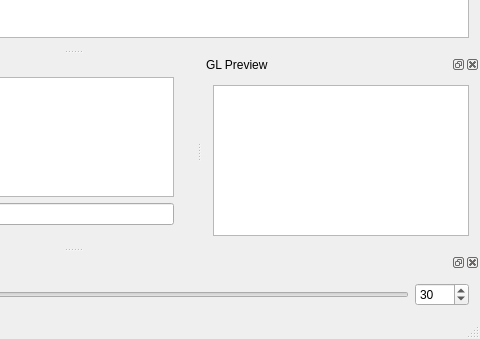
pgregory/giselle, file app/mainwindow.ui: the form before one commit; both pictures show x 335 to 815 and y 258 to 597 of the 815 by 597 pixel window.
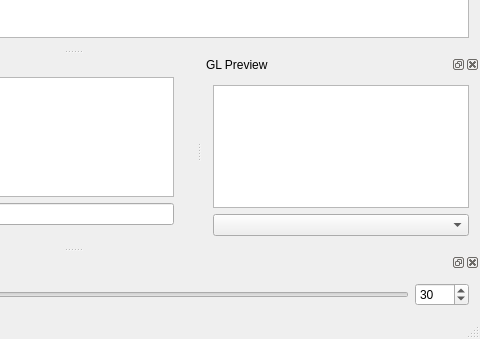
The form after the commit. Custom widgets are drawn as their Qt base class.

Diff of the .ui file:
```diff
--- a/app/mainwindow.ui
+++ b/app/mainwindow.ui
@@ -179,7 +179,7 @@
     <number>2</number>
    </attribute>
    <widget class="QWidget" name="dockWidgetContents_2">
-    <layout class="QHBoxLayout" name="horizontalLayout_3">
+    <layout class="QVBoxLayout" name="verticalLayout_3">
      <item>
       <widget class="OpenGLWidget" name="graphicsView">
        <property name="sizePolicy">
@@ -202,6 +202,9 @@
        </property>
       </widget>
      </item>
+     <item>
+      <widget class="QComboBox" name="cameraCombo"/>
+     </item>
     </layout>
    </widget>
   </widget>
```
Left out of the diff: 5 changed lines with no effect on the pictures.
